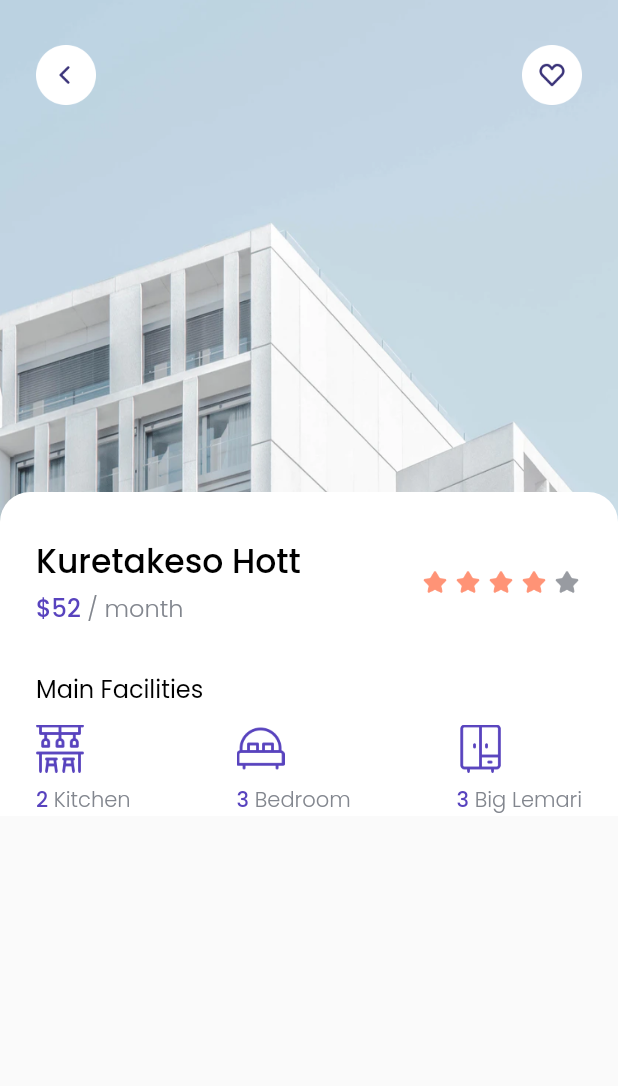
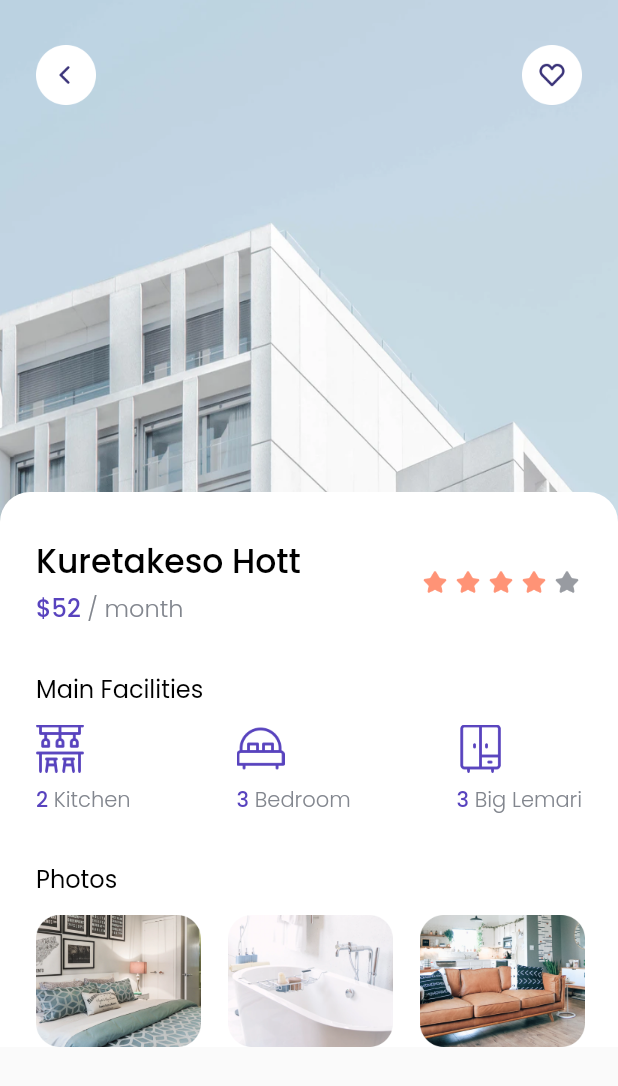
Before and after one commit to numanizudin/hotdoor_apps, a Flutter app: the DetailPage screen opened directly, on a phone screen of 412 x 824 dp. Shown: the top 1086 px of the screen. Run offline on Flutter 3.47's test engine with Material 2 defaults, Android fonts, the phone set to English and light mode, and no system bars; our stand-ins replace google_fonts.

Commit message:
update detail photo

```diff
--- a/lib/pages/detail_page.dart
+++ b/lib/pages/detail_page.dart
@@ -178,6 +178,60 @@ class DetailPage extends StatelessWidget {
                           ],
                         ),
                       ),
+                      SizedBox(
+                        height: 30,
+                      ),
+                      // NOTE: PHOTO
+                      Padding(
+                        padding: EdgeInsets.only(left: edge),
+                        child: Text(
+                          'Photos',
+                          style: regularTextStyle.copyWith(
+                            fontSize: 16,
+                          ),
+                        ),
+                      ),
+                      SizedBox(
+                        height: 12,
+                      ),
+                      Container(
+                        height: 88,
+                        child: ListView(
+                          scrollDirection: Axis.horizontal,
+                          children: [
+                            SizedBox(
+                              width: edge,
+                            ),
+                            Image.asset(
+                              'assets/photo1.png',
+                              width: 110,
+                              height: 88,
+                              fit: BoxFit.cover,
+                            ),
+                            SizedBox(
+                              width: 18,
+                            ),
+                            Image.asset(
+                              'assets/photo2.png',
+                              width: 110,
+                              height: 88,
+                              fit: BoxFit.cover,
+                            ),
+                            SizedBox(
+                              width: 18,
+                            ),
+                            Image.asset(
+                              'assets/photo3.png',
+                              width: 110,
+                              height: 88,
+                              fit: BoxFit.cover,
+                            ),
+                            SizedBox(
+                              width: edge,
+                            ),
+                          ],
+                        ),
+                      ),
                     ],
                   ),
                 ),
```
